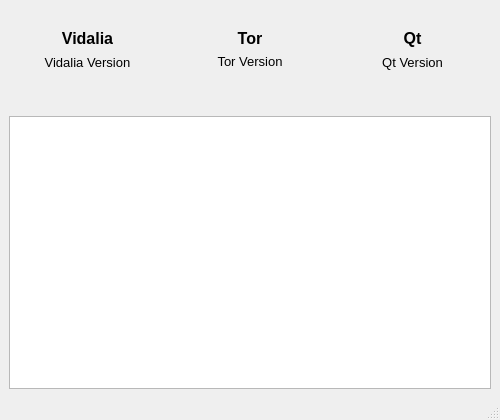
The window that src/gui/about/aboutdialog.ui (a-ilin/vidalia) describes before a commit, drawn with Qt 5.
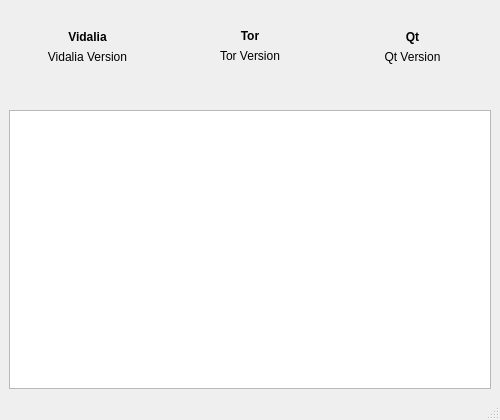
The same window after the commit. Icons and pictures are not drawn.

Commit message:
Stop mandating a font size of 10 everywhere. This looks crummy and inconsistent on Mac.
svn:r2064

```diff
--- a/src/gui/about/aboutdialog.ui
+++ b/src/gui/about/aboutdialog.ui
@@ -71,7 +71,6 @@
        <widget class="QLabel" name="lblVidalia" >
         <property name="font" >
          <font>
-          <pointsize>12</pointsize>
           <bold>true</bold>
          </font>
         </property>
@@ -85,11 +84,6 @@
       </item>
       <item>
        <widget class="QLabel" name="lblVidaliaVersion" >
-        <property name="font" >
-         <font>
-          <pointsize>10</pointsize>
-         </font>
-        </property>
         <property name="text" >
          <string>Vidalia Version</string>
         </property>
@@ -155,7 +149,6 @@
        <widget class="QLabel" name="lblQt" >
         <property name="font" >
          <font>
-          <pointsize>12</pointsize>
           <bold>true</bold>
          </font>
         </property>
@@ -169,11 +162,6 @@
       </item>
       <item>
        <widget class="QLabel" name="lblQtVersion" >
-        <property name="font" >
-         <font>
-          <pointsize>10</pointsize>
-         </font>
-        </property>
         <property name="text" >
          <string>Qt Version</string>
         </property>
@@ -239,7 +227,6 @@
        <widget class="QLabel" name="lblTor" >
         <property name="font" >
          <font>
-          <pointsize>12</pointsize>
           <bold>true</bold>
          </font>
         </property>
@@ -253,12 +240,6 @@
       </item>
       <item>
        <widget class="QLabel" name="lblTorVersion" >
-        <property name="font" >
-         <font>
-          <pointsize>10</pointsize>
-          <strikeout>false</strikeout>
-         </font>
-        </property>
         <property name="text" >
          <string>Tor Version</string>
         </property>
```
The commit also changes 11 other files.
